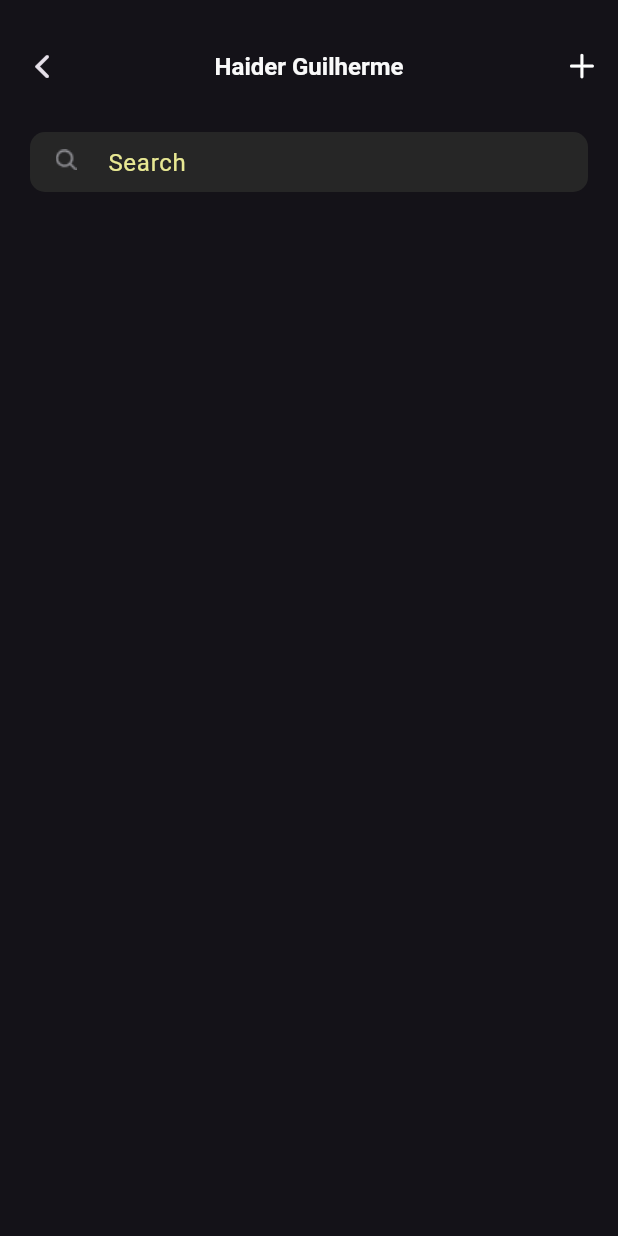
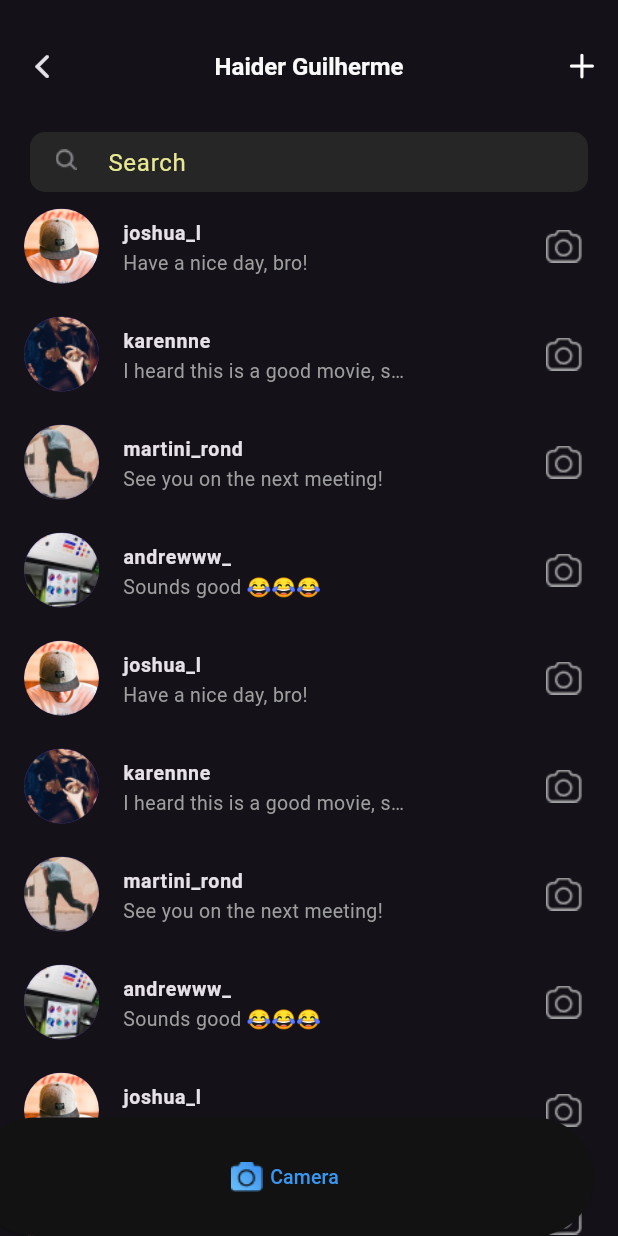
Before and after one commit to Reider14/Instagram_clone, a Flutter app: the messagesScreen screen opened directly, on a phone screen of 412 x 824 dp. Run offline on Flutter 3.47's test engine with Material 3 defaults, Android fonts, the phone set to English and light mode, and no system bars.

Commit message:
Uploading the the screen of Chat Messages completed

```diff
--- a/lib/Screens/Messages/MessagesScreen.dart
+++ b/lib/Screens/Messages/MessagesScreen.dart
@@ -4,6 +4,88 @@ import 'package:untitled6/wigdgets/uihelper.dart';
 
 class messagesScreen extends StatelessWidget {
   TextEditingController searchController = TextEditingController();
+  var arrContent = [
+    {"img": "Oval.png", "name": "joshua_l", "lastmsg": "Have a nice day, bro!"},
+    {
+      "img": "Oval (1).png",
+      "name": "karennne",
+      "lastmsg": "I heard this is a good movie, s…",
+    },
+    {
+      "img": "Oval (2).png",
+      "name": "martini_rond",
+      "lastmsg": "See you on the next meeting!",
+    },
+    {
+      "img": "Oval (3).png",
+      "name": "andrewww_",
+      "lastmsg": "Sounds good 😂😂😂",
+    },
+    {"img": "Oval.png", "name": "joshua_l", "lastmsg": "Have a nice day, bro!"},
+    {
+      "img": "Oval (1).png",
+      "name": "karennne",
+      "lastmsg": "I heard this is a good movie, s…",
+    },
+    {
+      "img": "Oval (2).png",
+      "name": "martini_rond",
+      "lastmsg": "See you on the next meeting!",
+    },
+    {
+      "img": "Oval (3).png",
+      "name": "andrewww_",
+      "lastmsg": "Sounds good 😂😂😂",
+    },
+    {"img": "Oval.png", "name": "joshua_l", "lastmsg": "Have a nice day, bro!"},
+    {
+      "img": "Oval (1).png",
+      "name": "karennne",
+      "lastmsg": "I heard this is a good movie, s…",
+    },
+    {
+      "img": "Oval (2).png",
+      "name": "martini_rond",
+      "lastmsg": "See you on the next meeting!",
+    },
+    {
+      "img": "Oval (3).png",
+      "name": "andrewww_",
+      "lastmsg": "Sounds good 😂😂😂",
+    },
+    {"img": "Oval.png", "name": "joshua_l", "lastmsg": "Have a nice day, bro!"},
+    {
+      "img": "Oval (1).png",
+      "name": "karennne",
+      "lastmsg": "I heard this is a good movie, s…",
+    },
+    {
+      "img": "Oval (2).png",
+      "name": "martini_rond",
+      "lastmsg": "See you on the next meeting!",
+    },
+    {
+      "img": "Oval (3).png",
+      "name": "andrewww_",
+      "lastmsg": "Sounds good 😂😂😂",
+    },
+    {"img": "Oval.png", "name": "joshua_l", "lastmsg": "Have a nice day, bro!"},
+    {
+      "img": "Oval (1).png",
+      "name": "karennne",
+      "lastmsg": "I heard this is a good movie, s…",
+    },
+    {
+      "img": "Oval (2).png",
+      "name": "martini_rond",
+      "lastmsg": "See you on the next meeting!",
+    },
+    {
+      "img": "Oval (3).png",
+      "name": "andrewww_",
+      "lastmsg": "Sounds good 😂😂😂",
+    },
+  ];
 
   @override
   Widget build(BuildContext context) {
@@ -28,10 +110,11 @@ class messagesScreen extends StatelessWidget {
         ],
       ),
 
-      body: Column(children: [
+      body: Column(
+        children: [
           Row(
             children: [
-            SizedBox(width: 20,),
+              SizedBox(width: 20),
               Container(
                 height: 40,
                 width: 372,
@@ -41,22 +124,58 @@ class messagesScreen extends StatelessWidget {
                 ),
                 child: Padding(
                   padding: const EdgeInsets.only(bottom: 3),
-                child: TextField(       // is like a placeholder
+                  child: TextField(
+                    // is like a placeholder
                     controller: searchController,
                     decoration: InputDecoration(
                       hintText: "Search",
-                    hintStyle: TextStyle(fontWeight: FontWeight.normal, color: Color(0xFFE8E893)),
-                    prefixIcon: UiHelper.CustomImage(imgurl: "Search Icon.png"),
-                    border: InputBorder.none
-
+                      hintStyle: TextStyle(
+                        fontWeight: FontWeight.normal,
+                        color: Color(0xFFE8E893),
+                      ),
+                      prefixIcon: UiHelper.CustomImage(
+                        imgurl: "Search Icon.png",
+                      ),
+                      border: InputBorder.none,
                     ),
                   ),
                 ),
               ),
             ],
-        )
-      ],),
+          ),
 
+          Expanded(
+            child: ListView.builder(
+              itemBuilder: (context, index) {
+                // renderizar um array de objetos
+                return ListTile(
+                  leading: CircleAvatar(
+                    radius: 25,
+                    backgroundImage: AssetImage("assets/images/${arrContent[index]["img"].toString()}"),
+                  ),
+                   // rederize as imagens no array de objetos com a chave name por index
+                  title: Text(arrContent[index]["name"].toString(), style: TextStyle(fontSize: 13, fontWeight: FontWeight.bold),),
+                  subtitle: Text(arrContent[index]["lastmsg"].toString(), style: TextStyle(fontSize: 13, color: Colors.grey),),
+                  trailing: UiHelper.CustomImage(imgurl: "Picture.png"),
+                );
+              },
+              itemCount: arrContent.length // contar o tamanho do array
+            ),
+          ),
+        ],
+      ),
+      floatingActionButton: SizedBox(
+        height: 79,
+        width: double.infinity,
+        child: ElevatedButton(onPressed: (){},style: ElevatedButton.styleFrom(backgroundColor: Color(0xFF121212)), child: Row(
+          mainAxisAlignment: MainAxisAlignment.center,
+          children: [
+          UiHelper.CustomImage(imgurl: "Icon (4).png"),
+          SizedBox(width: 5,),
+          Text("Camera", style: TextStyle(fontSize: 13, color: Color(0xFF3897F0)),)
+        ],)),
+      ),
+      floatingActionButtonLocation: FloatingActionButtonLocation.endDocked,
     );
   }
 }
```
Lines whose indentation alone changed are shown as unchanged.
